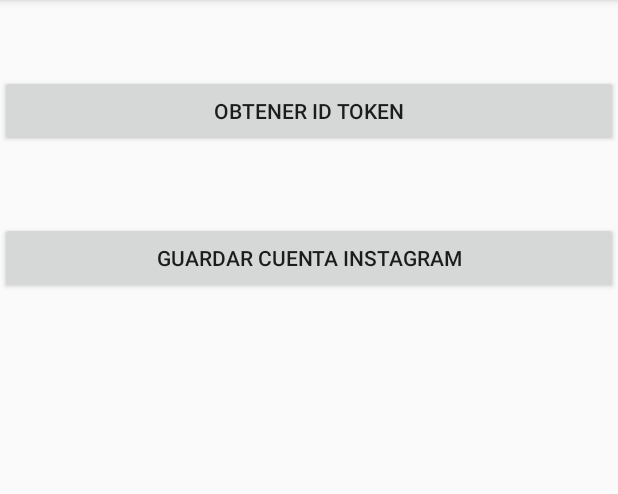
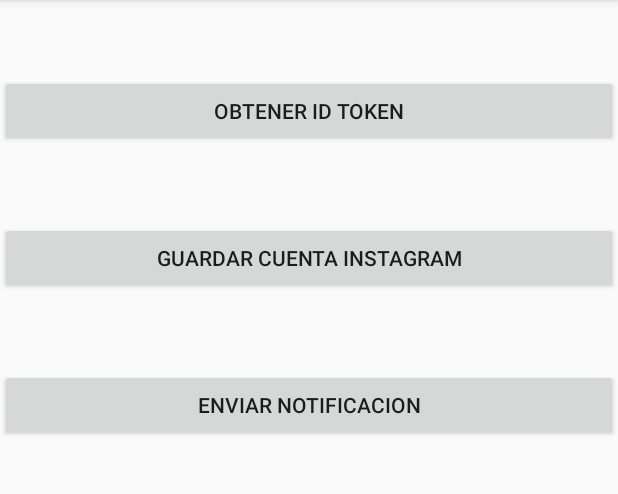
Before and after one commit to mcespedeso/Petagram, an Android app: the screen it shows after launch (GuardarUsuarioInstagramActivity), in the options menu, after a tap on "Recibir Notificaciones", on a phone screen of 412 x 824 dp, the part 84-578 px from its top. Run offline under Robolectric (Android 15) with nearby library versions, the phone set to English and light mode, and no system bars; our stand-ins replace Picasso; libraries missing offline, so code that uses them is left out: com.mikhaellopez.circularimageview; pictures from the network do not load; 8 statements that could not run were skipped.

Commit message:
Notificaciones Android Wear

```diff
--- a/app/build.gradle
+++ b/app/build.gradle
@@ -2,7 +2,7 @@ apply plugin: 'com.android.application'
 
 android {
     compileSdkVersion 25
-    buildToolsVersion "23.0.3"
+    buildToolsVersion '25.0.0'
     defaultConfig {
         applicationId "py.com.mcespedes.miscontactos"
         minSdkVersion 15
--- a/app/src/main/java/py/com/mcespedes/petagram/RestApi/EndpointsApi.java
+++ b/app/src/main/java/py/com/mcespedes/petagram/RestApi/EndpointsApi.java
@@ -7,6 +7,7 @@ import retrofit2.http.Field;
 import retrofit2.http.FormUrlEncoded;
 import retrofit2.http.GET;
 import retrofit2.http.POST;
+import retrofit2.http.Path;
 
 /**
  * Created by mcespedes on 19/12/16.
@@ -35,5 +36,9 @@ public interface EndpointsApi {
                               @Field("id_foto_instagram") String id_foto_instagram,
                               @Field("id_usuario_instagram") String id_usuario_instagram);
 
+    @FormUrlEncoded
+    @POST(ConstantesRestApi.KEY_POST_NOTIFICATION)
+    Call<UsuarioResponse> toqueAnimal(@Field("id") String id, @Field("persona") String animal);
+
 
 }
--- a/app/src/main/java/py/com/mcespedes/petagram/adaptador/MascotaAdaptador.java
+++ b/app/src/main/java/py/com/mcespedes/petagram/adaptador/MascotaAdaptador.java
@@ -20,7 +20,6 @@ import java.util.ArrayList;
 import py.com.mcespedes.petagram.RestApi.ConstantesRestApi;
 import py.com.mcespedes.petagram.RestApi.EndpointsApi;
 import py.com.mcespedes.petagram.RestApi.adapter.RestApiAdapter;
-import py.com.mcespedes.petagram.RestApi.model.UsuarioResponse;
 import py.com.mcespedes.petagram.db.ConstructorMascotas;
 import py.com.mcespedes.petagram.pojo.Mascota;
 import py.com.mcespedes.petagram.R;
@@ -96,13 +95,13 @@ public class MascotaAdaptador extends  RecyclerView.Adapter<MascotaAdaptador.Mas
 
                 Log.d("token",token);
 
-                Call<String> usuarioResponseCall = endpoints.setLikePhoto(token,mascota.getImagen(), ConstantesRestApi.KEY_JAFERR_91_ID);
+                Call<String> usuarioResponseCall = endpoints.setLikePhoto(token,mascota.getImagen(), ConstantesRestApi.KEY_INSTAGRAM_ID);
 
                 usuarioResponseCall.enqueue(new Callback<String>() {
                     @Override
                     public void onResponse(Call<String> call, Response<String> response) {
                         String usuarioResponse = response.body();
-                        Log.d("RESPUESTA  " , usuarioResponse);
+                        //Log.d("RESPUESTA  " , usuarioResponse);
                         Toast.makeText(activity, "Has dado like a la foto !", Toast.LENGTH_LONG).show();
                     }
 
@@ -125,7 +124,7 @@ public class MascotaAdaptador extends  RecyclerView.Adapter<MascotaAdaptador.Mas
 
                                 String token = FirebaseInstanceId.getInstance().getToken();
 
-                                Call<String> usuarioResponseCall = endpoints.setLikePhoto(token,mascota.getImagen(), ConstantesRestApi.KEY_JAFERR_91_ID);
+                                Call<String> usuarioResponseCall = endpoints.setLikePhoto(token,mascota.getImagen(), ConstantesRestApi.KEY_INSTAGRAM_ID);
 
                                 usuarioResponseCall.enqueue(new Callback<String>() {
                                     @Override
--- a/app/src/main/res/layout/activity_guardar_usuario_instagram.xml
+++ b/app/src/main/res/layout/activity_guardar_usuario_instagram.xml
@@ -33,6 +33,14 @@
             android:onClick="guardarInstagram"
             />
 
+        <Button
+            android:layout_width="match_parent"
+            android:layout_height="wrap_content"
+            android:layout_marginTop="50dp"
+            android:text="Enviar Notificacion"
+            android:onClick="enviarNotificacion"
+            />
+
     </LinearLayout>
 
 </RelativeLayout>
--- a/app/src/main/res/values/strings.xml
+++ b/app/src/main/res/values/strings.xml
@@ -27,4 +27,5 @@
     <string name="recibirNotificaciones">Recibir Notificaciones</string>
     <string name="btn_obtener_id">Obtener ID Token</string>
     <string name="btn_guardar_cuenta_instagram">Guardar Cuenta Instagram</string>
+    <string name="texto_accion_toque">Click para abrir pantalla</string>
 </resources>
--- a/build.gradle
+++ b/build.gradle
@@ -5,8 +5,8 @@ buildscript {
         jcenter()
     }
     dependencies {
-        classpath 'com.android.tools.build:gradle:2.2.3'
-
+        classpath 'com.android.tools.build:gradle:2.3.3'
+        classpath 'com.google.gms:google-services:3.0.0'
         // NOTE: Do not place your application dependencies here; they belong
         // in the individual module build.gradle files
     }
```
Also changed, not shown: app/src/main/java/py/com/mcespedes/petagram/NotificationService.java (+47 -4 lines), app/src/main/java/py/com/mcespedes/petagram/RestApi/ConstantesRestApi.java (+10 -6 lines), app/src/main/java/py/com/mcespedes/petagram/activity/GuardarUsuarioInstagramActivity.java (+28 -6 lines), gradle/wrapper/gradle-wrapper.properties, 1 other file.
